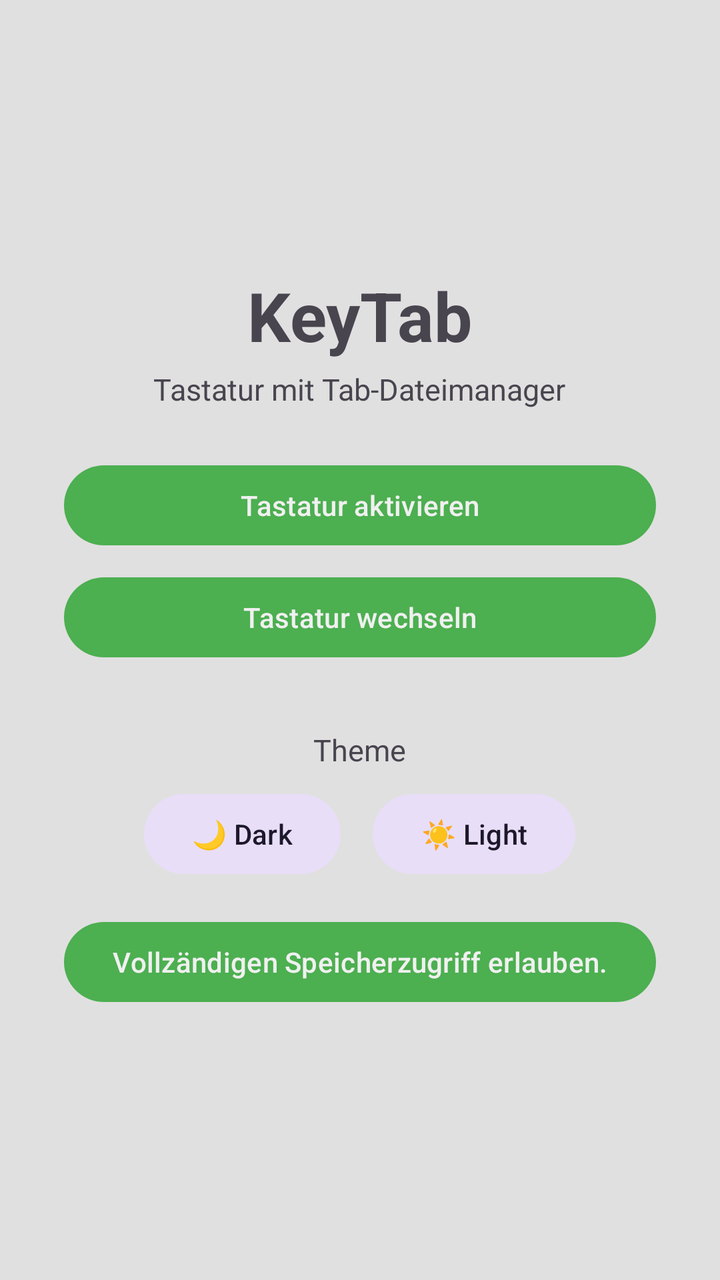
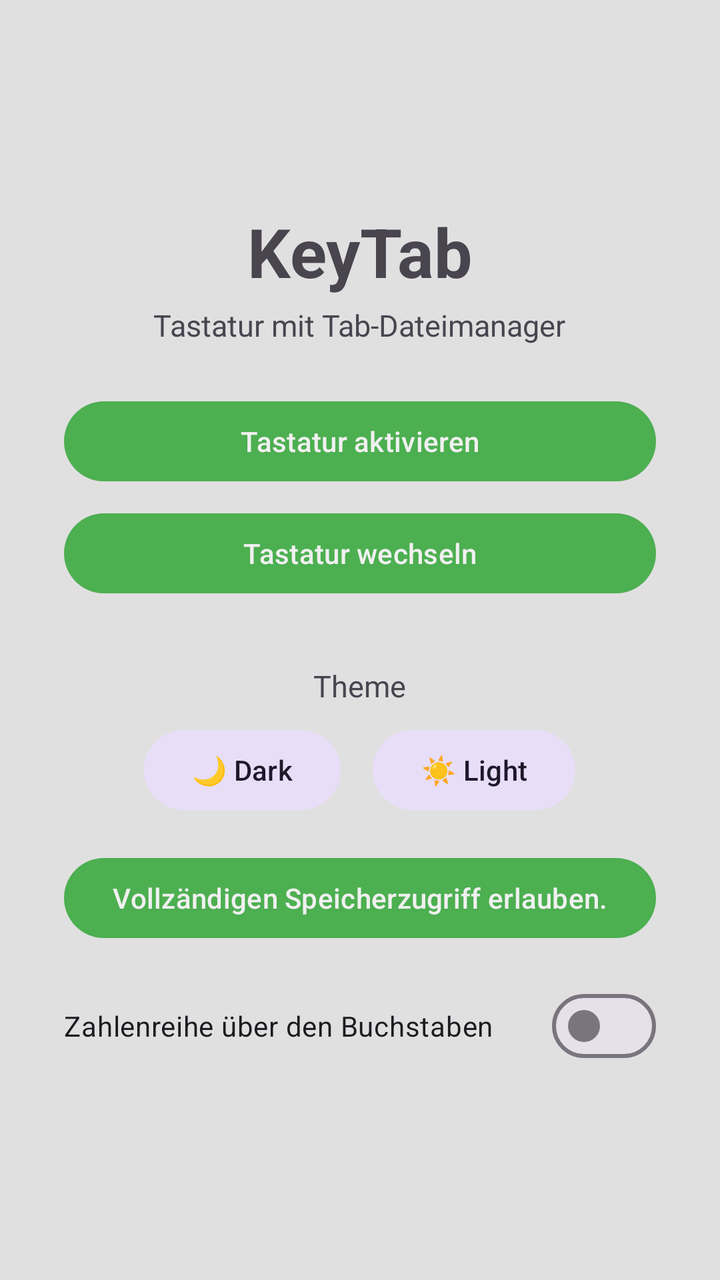

Compare the two renders of this Android layout. The source of the first and the diff that turns it into the second are given below.
<!-- AndroidManifest.xml: application theme Theme.KeyTab -->
<!-- res/layout/activity_main.xml -->
<?xml version="1.0" encoding="utf-8"?>
<LinearLayout xmlns:android="http://schemas.android.com/apk/res/android"
    android:layout_width="match_parent"
    android:layout_height="match_parent"
    android:orientation="vertical"
    android:gravity="center"
    android:padding="32dp">
    <TextView
        android:layout_width="wrap_content"
        android:layout_height="wrap_content"
        android:text="@string/app_name"
        android:textSize="34sp"
        android:textStyle="bold"
        android:gravity="center" />
    <TextView
        android:layout_width="wrap_content"
        android:layout_height="wrap_content"
        android:layout_marginTop="4dp"
        android:layout_marginBottom="24dp"
        android:text="@string/app_subtitle"
        android:textSize="15sp"
        android:gravity="center" />
    <Button
        android:id="@+id/btn_enable_keyboard"
        android:layout_width="match_parent"
        android:layout_height="wrap_content"
        android:text="@string/enable_keyboard" />
    <Button
        android:id="@+id/btn_switch_keyboard"
        android:layout_width="match_parent"
        android:layout_height="wrap_content"
        android:layout_marginTop="8dp"
        android:text="@string/switch_keyboard" />
    <TextView
        android:layout_width="wrap_content"
        android:layout_height="wrap_content"
        android:layout_marginTop="32dp"
        android:layout_marginBottom="8dp"
        android:text="@string/theme_label"
        android:textSize="15sp" />
    <LinearLayout
        android:layout_width="match_parent"
        android:layout_height="wrap_content"
        android:orientation="horizontal"
        android:gravity="center">
        <Button
            android:id="@+id/btn_theme_dark"
            style="@style/Widget.Material3.Button.TonalButton"
            android:layout_width="wrap_content"
            android:layout_height="wrap_content"
            android:text="@string/theme_dark" />
        <Button
            android:id="@+id/btn_theme_light"
            style="@style/Widget.Material3.Button.TonalButton"
            android:layout_width="wrap_content"
            android:layout_height="wrap_content"
            android:layout_marginStart="16dp"
            android:text="@string/theme_light" />
    </LinearLayout>
    <Button
        android:id="@+id/btn_request_manage_storage"
        android:layout_width="match_parent"
        android:layout_height="wrap_content"
        android:layout_marginTop="16dp"
        android:text="@string/request_storage_access" />
</LinearLayout>
<!-- resources referenced by this layout -->
<resources>
  <string name="app_name">KeyTab</string>
  <string name="app_subtitle">Tastatur mit Tab-Dateimanager</string>
  <string name="enable_keyboard">Tastatur aktivieren</string>
  <string name="request_storage_access">Vollzändigen Speicherzugriff erlauben.</string>
  <string name="switch_keyboard">Tastatur wechseln</string>
  <string name="theme_dark">🌙 Dark</string>
  <string name="theme_label">Theme</string>
  <string name="theme_light">☀️ Light</string>
  <style name="Theme.KeyTab" parent="Theme.Material3.DayNight.NoActionBar">
          <item name="colorPrimary">@color/primary</item>
          <item name="colorOnPrimary">@color/on_primary</item>
          <item name="colorSurface">@color/surface</item>
          <item name="colorOnSurface">@color/text_primary</item>
          <item name="android:windowBackground">@color/background</item>
          <item name="android:statusBarColor">@color/background</item>
          <item name="android:textColorPrimary">@color/text_primary</item>
      </style>
  <color name="primary">#4caf50</color>
  <color name="on_primary">#f0f0f0</color>
  <color name="surface">#ffffff</color>
  <color name="text_primary">#000000</color>
  <color name="background">#e0e0e0</color>
</resources>

<!-- the commit's change to res/layout/activity_main.xml (unified diff, before → after) -->
@@ -63,4 +63,11 @@
         android:layout_height="wrap_content"
         android:layout_marginTop="16dp"
         android:text="@string/request_storage_access" />
+
+    <com.google.android.material.materialswitch.MaterialSwitch
+        android:id="@+id/sw_num_row"
+        android:layout_width="match_parent"
+        android:layout_height="wrap_content"
+        android:layout_marginTop="16dp"
+        android:text="@string/settings_num_row" />
 </LinearLayout>
<!-- resource entries referenced after the edit -->
@@ -4,6 +4,7 @@
   <string name="app_subtitle">Tastatur mit Tab-Dateimanager</string>
   <string name="enable_keyboard">Tastatur aktivieren</string>
   <string name="request_storage_access">Vollzändigen Speicherzugriff erlauben.</string>
+  <string name="settings_num_row">Zahlenreihe über den Buchstaben</string>
   <string name="switch_keyboard">Tastatur wechseln</string>
   <string name="theme_dark">🌙 Dark</string>
   <string name="theme_label">Theme</string>
